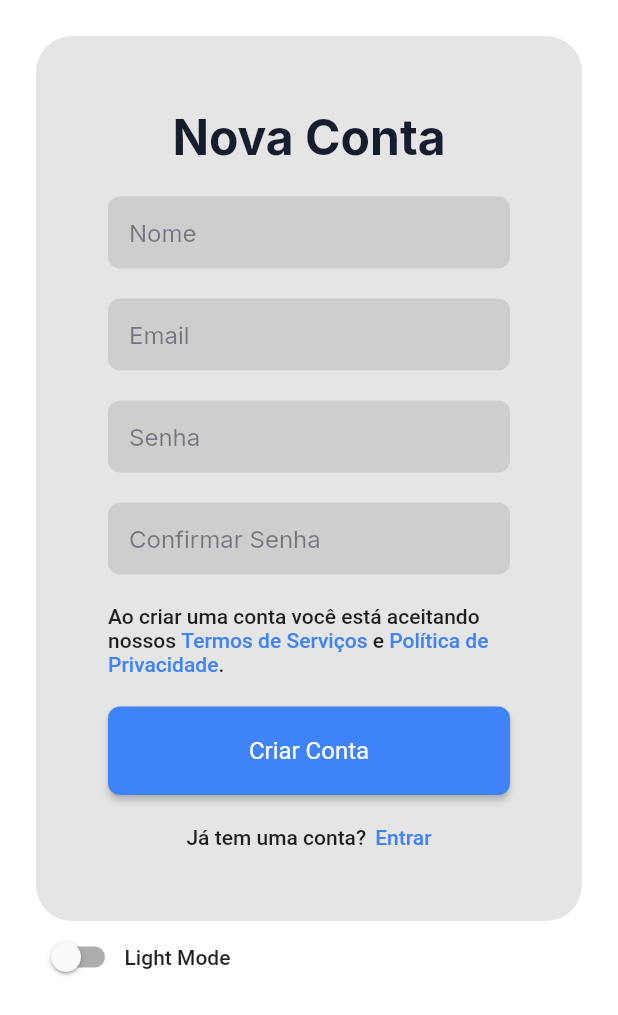
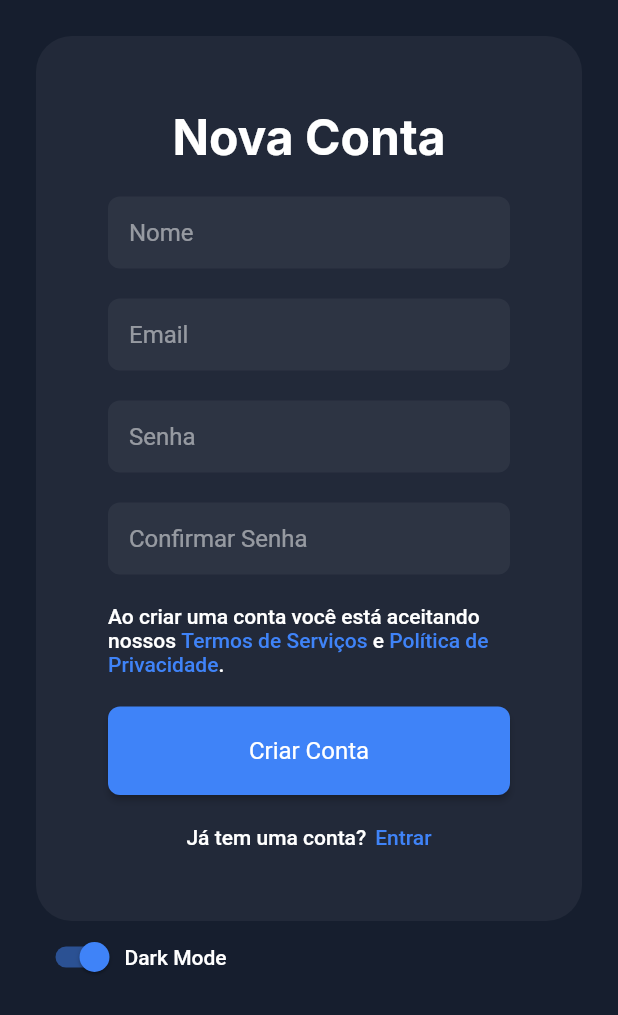
Before and after one commit to marcotas/lms, a Flutter app: the screen it shows after launch, on a phone screen of 412 x 824 dp. Shown: the top 1015 px of the screen. Run offline on Flutter 3.47's test engine with Material 2 defaults, Android fonts, the phone set to English and light mode, and no system bars; our stand-ins replace google_fonts.

Commit message:
Fix Light and Dark Theme
For now we only have two modes but in the future we can have three
options: light, dark or system.

```diff
--- a/lib/app_theme.dart
+++ b/lib/app_theme.dart
@@ -1,10 +1,105 @@
 import 'package:flutter/foundation.dart';
+import 'package:flutter/material.dart';
+import 'package:google_fonts/google_fonts.dart';
+import 'package:lms/contants.dart';
 
 class AppTheme with ChangeNotifier {
-  bool darkMode = false;
+  ThemeMode themeMode = ThemeMode.dark;
+
+  bool get isDark => themeMode == ThemeMode.dark;
 
   void toggleDarkMode() {
-    darkMode = !darkMode;
+    themeMode = isDark ? ThemeMode.light : ThemeMode.dark;
     notifyListeners();
   }
+
+  static final ligthTheme = ThemeData(
+    primaryColor: AppColors.primary,
+    scaffoldBackgroundColor: Colors.white,
+    brightness: Brightness.light,
+    elevatedButtonTheme: ElevatedButtonThemeData(
+      style: ElevatedButton.styleFrom(
+        primary: AppColors.primary,
+        textStyle: TextStyle(fontSize: 16),
+        padding: EdgeInsets.symmetric(
+          horizontal: 30,
+          vertical: 20,
+        ),
+        shape: RoundedRectangleBorder(
+          borderRadius: BorderRadius.circular(8),
+        ),
+      ),
+    ),
+    textButtonTheme: TextButtonThemeData(
+      style: TextButton.styleFrom(primary: AppColors.primary),
+    ),
+    switchTheme: SwitchThemeData(),
+    textTheme: TextTheme(
+      headline4: GoogleFonts.inter(
+        fontSize: 32,
+        fontWeight: FontWeight.bold,
+        color: AppColors.textDark,
+      ),
+    ),
+    inputDecorationTheme: InputDecorationTheme(
+      border: OutlineInputBorder(
+        borderRadius: BorderRadius.circular(8),
+        borderSide: BorderSide.none,
+      ),
+      contentPadding: EdgeInsets.symmetric(
+        horizontal: 14,
+        vertical: 12,
+      ),
+      filled: true,
+      fillColor: AppColors.black10,
+      hintStyle: TextStyle(
+        color: AppColors.textDark.withOpacity(0.5),
+      ),
+    ),
+  );
+
+  static final darkTheme = ThemeData(
+    primaryColor: AppColors.primary,
+    scaffoldBackgroundColor: AppColors.darkBg,
+    brightness: Brightness.dark,
+    elevatedButtonTheme: ElevatedButtonThemeData(
+      style: ElevatedButton.styleFrom(
+        primary: AppColors.primary,
+        textStyle: TextStyle(fontSize: 16),
+        padding: EdgeInsets.symmetric(
+          horizontal: 30,
+          vertical: 20,
+        ),
+        shape: RoundedRectangleBorder(
+          borderRadius: BorderRadius.circular(8),
+        ),
+      ),
+    ),
+    textButtonTheme: TextButtonThemeData(
+      style: TextButton.styleFrom(primary: AppColors.primary),
+    ),
+    switchTheme: SwitchThemeData(),
+    textTheme: TextTheme(
+      headline4: GoogleFonts.inter(
+        fontSize: 32,
+        fontWeight: FontWeight.bold,
+        color: Colors.white,
+      ),
+    ),
+    inputDecorationTheme: InputDecorationTheme(
+      border: OutlineInputBorder(
+        borderRadius: BorderRadius.circular(8),
+        borderSide: BorderSide.none,
+      ),
+      contentPadding: EdgeInsets.symmetric(
+        horizontal: 14,
+        vertical: 12,
+      ),
+      filled: true,
+      fillColor: AppColors.white5,
+      hintStyle: TextStyle(
+        color: Colors.white.withOpacity(0.5),
+      ),
+    ),
+  );
 }
--- a/lib/main.dart
+++ b/lib/main.dart
@@ -18,61 +18,13 @@ void main() {
 class MyApp extends StatelessWidget {
   @override
   Widget build(BuildContext context) {
-    bool darkMode = context.watch<AppTheme>().darkMode;
-
     return MaterialApp(
       initialRoute: '/register',
+      debugShowCheckedModeBanner: false,
       routes: routes,
-      theme: ThemeData(
-        primaryColor: AppColors.primary,
-        primaryColorDark: Colors.red,
-        scaffoldBackgroundColor: context.watch<AppTheme>().darkMode
-            ? AppColors.darkBg
-            : Colors.white,
-        accentColor: Colors.yellow,
-        brightness: darkMode ? Brightness.dark : Brightness.light,
-        elevatedButtonTheme: ElevatedButtonThemeData(
-          style: ElevatedButton.styleFrom(
-            primary: AppColors.primary,
-            textStyle: TextStyle(fontSize: 16),
-            padding: EdgeInsets.symmetric(
-              horizontal: 30,
-              vertical: 20,
-            ),
-            shape: RoundedRectangleBorder(
-              borderRadius: BorderRadius.circular(8),
-            ),
-          ),
-        ),
-        textButtonTheme: TextButtonThemeData(
-          style: TextButton.styleFrom(primary: AppColors.primary),
-        ),
-        switchTheme: SwitchThemeData(),
-        textTheme: TextTheme(
-          headline4: GoogleFonts.inter(
-            fontSize: 32,
-            fontWeight: FontWeight.bold,
-            color: darkMode ? Colors.white : AppColors.textDark,
-          ),
-        ),
-        inputDecorationTheme: InputDecorationTheme(
-          border: OutlineInputBorder(
-            borderRadius: BorderRadius.circular(8),
-            borderSide: BorderSide.none,
-          ),
-          contentPadding: EdgeInsets.symmetric(
-            horizontal: 14,
-            vertical: 12,
-          ),
-          filled: true,
-          fillColor: darkMode ? AppColors.white5 : AppColors.black10,
-          hintStyle: TextStyle(
-            color: darkMode
-                ? Colors.white.withOpacity(0.5)
-                : AppColors.textDark.withOpacity(0.5),
-          ),
-        ),
-      ),
+      themeMode: context.watch<AppTheme>().themeMode,
+      theme: AppTheme.ligthTheme,
+      darkTheme: AppTheme.darkTheme,
       home: LoginScreen(),
     );
   }
--- a/lib/screens/register/register_screen.dart
+++ b/lib/screens/register/register_screen.dart
@@ -1,7 +1,6 @@
 import 'package:flutter/material.dart';
 import 'package:lms/app_theme.dart';
 import 'package:lms/contants.dart';
-import 'package:lms/main.dart';
 import 'package:lms/screens/login/login_screen.dart';
 import 'package:lms/widgets/body_text.dart';
 import 'package:lms/widgets/app_title.dart';
@@ -14,7 +13,8 @@ class RegisterScreen extends StatelessWidget {
   @override
   Widget build(BuildContext context) {
     return Scaffold(
-      body: SafeArea(
+      body: SingleChildScrollView(
+        child: SafeArea(
           child: Padding(
             padding: EdgeInsets.all(24),
             child: Center(
@@ -25,7 +25,7 @@ class RegisterScreen extends StatelessWidget {
                     Container(
                       padding: EdgeInsets.all(48),
                       decoration: BoxDecoration(
-                      color: context.watch<AppTheme>().darkMode
+                        color: context.watch<AppTheme>().isDark
                             ? AppColors.white5
                             : AppColors.black10,
                         borderRadius: BorderRadius.all(Radius.circular(24)),
@@ -58,16 +58,18 @@ class RegisterScreen extends StatelessWidget {
                                   ),
                                   TextSpan(
                                       text: ' e ',
-                                    style:
-                                        Theme.of(context).textTheme.bodyText1),
+                                      style: Theme.of(context)
+                                          .textTheme
+                                          .bodyText1),
                                   TextSpan(
                                     text: 'Política de Privacidade',
                                     style: TextStyle(color: AppColors.primary),
                                   ),
                                   TextSpan(
                                       text: '.',
-                                    style:
-                                        Theme.of(context).textTheme.bodyText1),
+                                      style: Theme.of(context)
+                                          .textTheme
+                                          .bodyText1),
                                 ],
                               ),
                             ),
@@ -104,14 +106,14 @@ class RegisterScreen extends StatelessWidget {
                         return Row(
                           children: [
                             Switch.adaptive(
-                            value: context.watch<AppTheme>().darkMode,
+                              value: context.watch<AppTheme>().isDark,
                               onChanged: (value) {
                                 appTheme.toggleDarkMode();
                               },
                               activeColor: Theme.of(context).primaryColor,
                             ),
                             BodyText(
-                            appTheme.darkMode ? 'Dark Mode' : 'Light Mode',
+                              appTheme.isDark ? 'Dark Mode' : 'Light Mode',
                             ),
                           ],
                         );
@@ -123,6 +125,7 @@ class RegisterScreen extends StatelessWidget {
             ),
           ),
         ),
+      ),
     );
   }
 }
--- a/lib/widgets/input_text.dart
+++ b/lib/widgets/input_text.dart
@@ -1,5 +1,4 @@
 import 'package:flutter/material.dart';
-import 'package:google_fonts/google_fonts.dart';
 
 class InputText extends StatelessWidget {
   final String? placeholder;
@@ -8,25 +7,8 @@ class InputText extends StatelessWidget {
   @override
   Widget build(BuildContext context) {
     return TextField(
-      style: GoogleFonts.inter(
-        fontSize: 16,
-        color: Colors.white,
-      ),
       decoration: InputDecoration(
-        // border: OutlineInputBorder(
-        //   borderRadius: BorderRadius.circular(8),
-        //   borderSide: BorderSide.none,
-        // ),
-        // contentPadding: EdgeInsets.symmetric(
-        //   horizontal: 14,
-        //   vertical: 12,
-        // ),
         hintText: placeholder,
-        // filled: true,
-        // fillColor: Colors.white.withOpacity(0.1),
-        // hintStyle: TextStyle(
-        //   color: Colors.white.withOpacity(0.5),
-        // ),
       ),
     );
   }
```
Lines whose indentation alone changed are shown as unchanged.
